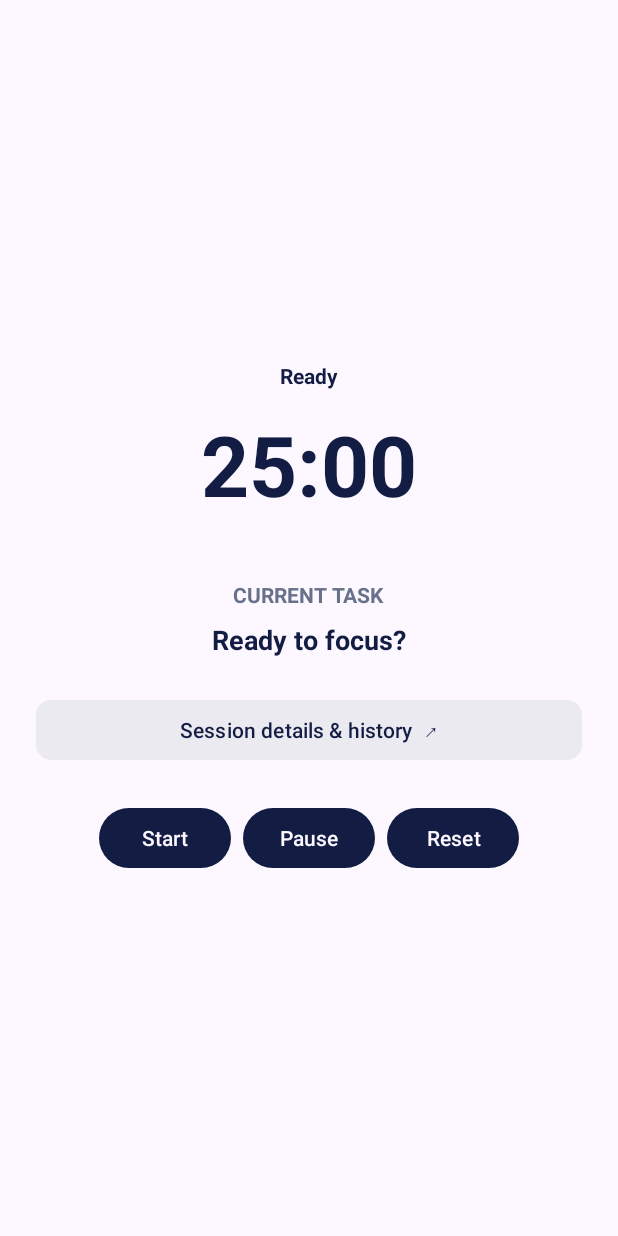
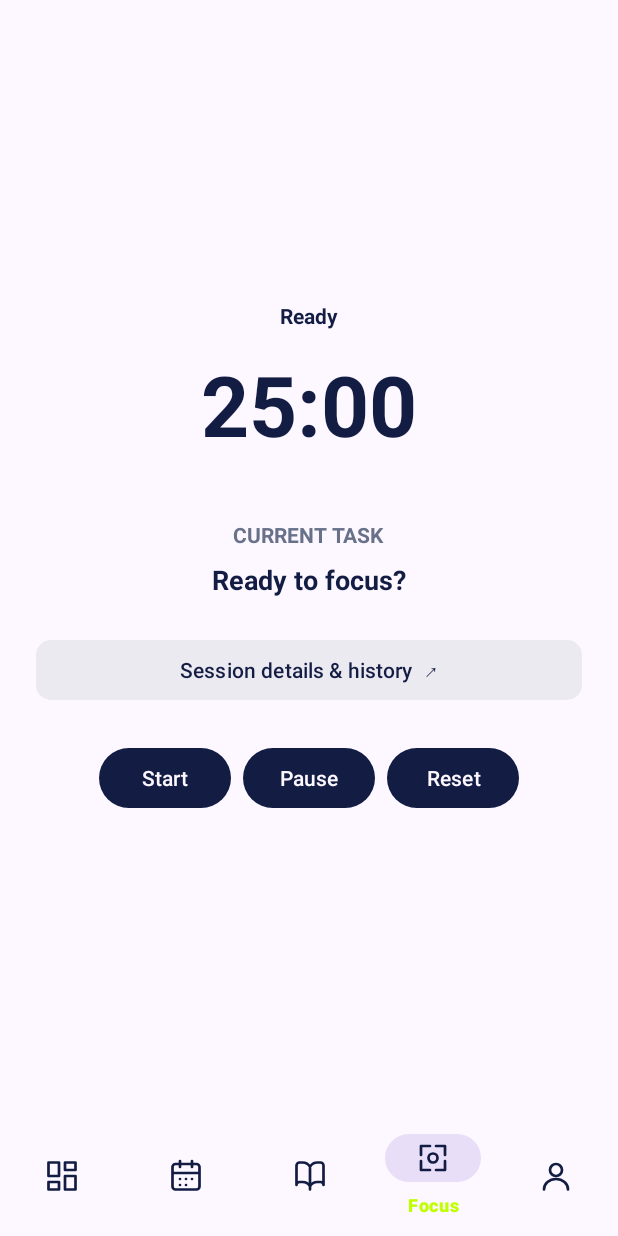
Before and after one commit to Zelycx/Overseer, an Android app: the FocusActivity screen opened directly, with no data from a screen before it, on a phone screen of 412 x 824 dp. Run offline under Robolectric (Android 15) with nearby library versions, the phone set to English and light mode, and no system bars; our stand-ins replace Firebase (no records; nobody signed in at launch, a user with empty details on screens opened directly).

Commit message:
Minimal polish on navigation controls, still need more work.

```diff
--- a/android/app/src/main/java/com/example/overseer/ScheduleActivity.kt
+++ b/android/app/src/main/java/com/example/overseer/ScheduleActivity.kt
@@ -70,11 +70,11 @@ class ScheduleActivity : AppCompatActivity() {
             renderEvents(firestoreEvents, noClassesMessage, calendar)
         }
 
-        findViewById<Button>(R.id.previousDayButton).setOnClickListener {
+        findViewById<ImageButton>(R.id.previousDayButton).setOnClickListener {
             calendar.add(Calendar.DAY_OF_MONTH, -1)
             updateDate()
         }
-        findViewById<Button>(R.id.nextDayButton).setOnClickListener {
+        findViewById<ImageButton>(R.id.nextDayButton).setOnClickListener {
             calendar.add(Calendar.DAY_OF_MONTH, 1)
             updateDate()
         }
--- a/android/app/src/main/res/layout/activity_focus.xml
+++ b/android/app/src/main/res/layout/activity_focus.xml
@@ -4,9 +4,17 @@
     android:layout_width="match_parent"
     android:layout_height="match_parent"
     android:orientation="vertical"
+    android:background="@color/overseer_white">
+
+    <!-- Focus screen content -->
+    <LinearLayout
+        android:layout_width="match_parent"
+        android:layout_height="0dp"
+        android:layout_weight="1"
+        android:orientation="vertical"
         android:gravity="center"
-    android:padding="24dp"
-    android:background="@color/overseer_white">
+        android:padding="24dp">
+
         <TextView
             android:id="@+id/focusStatus"
             android:layout_width="wrap_content"
@@ -14,6 +22,7 @@
             android:text="Ready"
             android:textColor="@color/overseer_navy"
             android:textStyle="bold" />
+
         <TextView
             android:id="@+id/focusTime"
             android:layout_width="wrap_content"
@@ -23,25 +32,26 @@
             android:textColor="@color/overseer_navy"
             android:textSize="56sp"
             android:textStyle="bold" />
+
         <TextView
             android:id="@+id/currentTaskLabel"
             android:layout_width="wrap_content"
             android:layout_height="wrap_content"
+            android:layout_marginTop="40dp"
             android:text="CURRENT TASK"
             android:textColor="@color/overseer_muted"
             android:textSize="14sp"
-        android:textStyle="bold"
-        android:layout_marginTop="40dp" />
+            android:textStyle="bold" />
 
         <TextView
             android:id="@+id/currentTaskText"
             android:layout_width="wrap_content"
             android:layout_height="wrap_content"
+            android:layout_marginTop="8dp"
             android:text="Ready to focus?"
             android:textColor="@color/overseer_navy"
             android:textSize="18sp"
-        android:textStyle="bold"
-        android:layout_marginTop="8dp" />
+            android:textStyle="bold" />
 
         <com.google.android.material.button.MaterialButton
             android:id="@+id/focusOptionsButton"
@@ -53,6 +63,7 @@
             app:backgroundTint="@color/overseer_subtle"
             app:cornerRadius="10dp" />
 
+        <!-- Focus timer controls -->
         <LinearLayout
             android:id="@+id/bottomNavigation"
             android:layout_width="match_parent"
@@ -60,8 +71,37 @@
             android:layout_marginTop="24dp"
             android:gravity="center"
             android:orientation="horizontal">
-        <Button android:id="@+id/focusStart" android:layout_width="wrap_content" android:layout_height="wrap_content" android:text="Start" />
-        <Button android:id="@+id/focusPause" android:layout_width="wrap_content" android:layout_height="wrap_content" android:layout_marginStart="8dp" android:text="Pause" />
-        <Button android:id="@+id/focusReset" android:layout_width="wrap_content" android:layout_height="wrap_content" android:layout_marginStart="8dp" android:text="Reset" />
+
+            <Button
+                android:id="@+id/focusStart"
+                android:layout_width="wrap_content"
+                android:layout_height="wrap_content"
+                android:text="Start" />
+
+            <Button
+                android:id="@+id/focusPause"
+                android:layout_width="wrap_content"
+                android:layout_height="wrap_content"
+                android:layout_marginStart="8dp"
+                android:text="Pause" />
+
+            <Button
+                android:id="@+id/focusReset"
+                android:layout_width="wrap_content"
+                android:layout_height="wrap_content"
+                android:layout_marginStart="8dp"
+                android:text="Reset" />
+
         </LinearLayout>
+
     </LinearLayout>
+
+    <!-- Actual app bottom navigation -->
+    <com.google.android.material.bottomnavigation.BottomNavigationView
+        android:id="@+id/focusBottomNavigation"
+        android:layout_width="match_parent"
+        android:layout_height="wrap_content"
+        android:background="@color/overseer_white"
+        app:menu="@menu/bottom_navigation_menu" />
+
+</LinearLayout>
```
Also changed, not shown: android/app/src/main/java/com/example/overseer/FocusActivity.kt (+39 -0 lines). Lines whose indentation alone changed are shown as unchanged.
